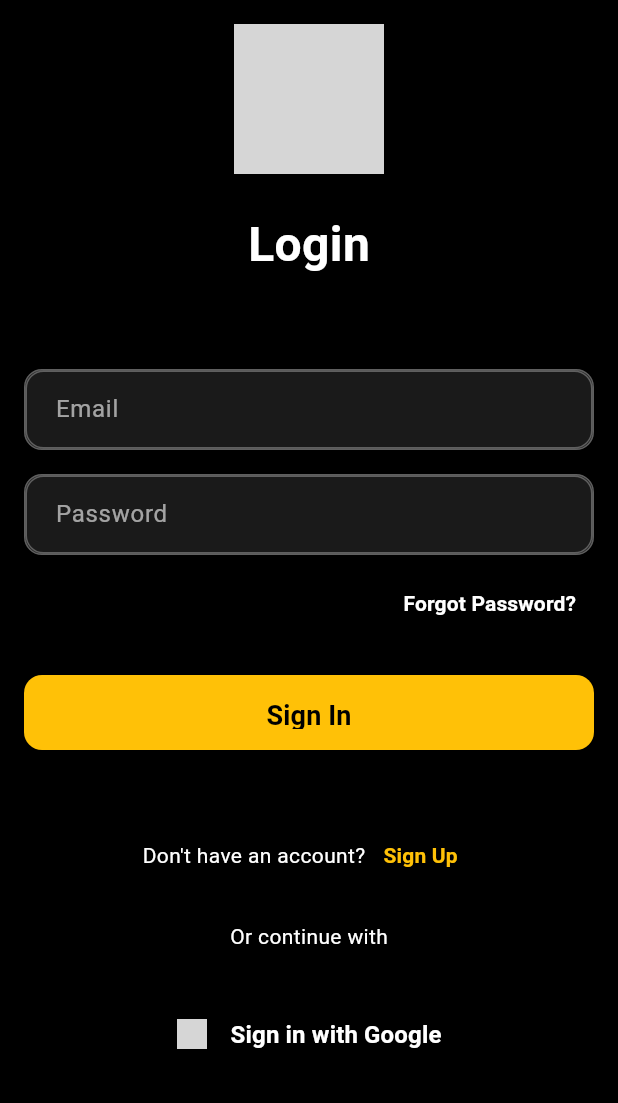
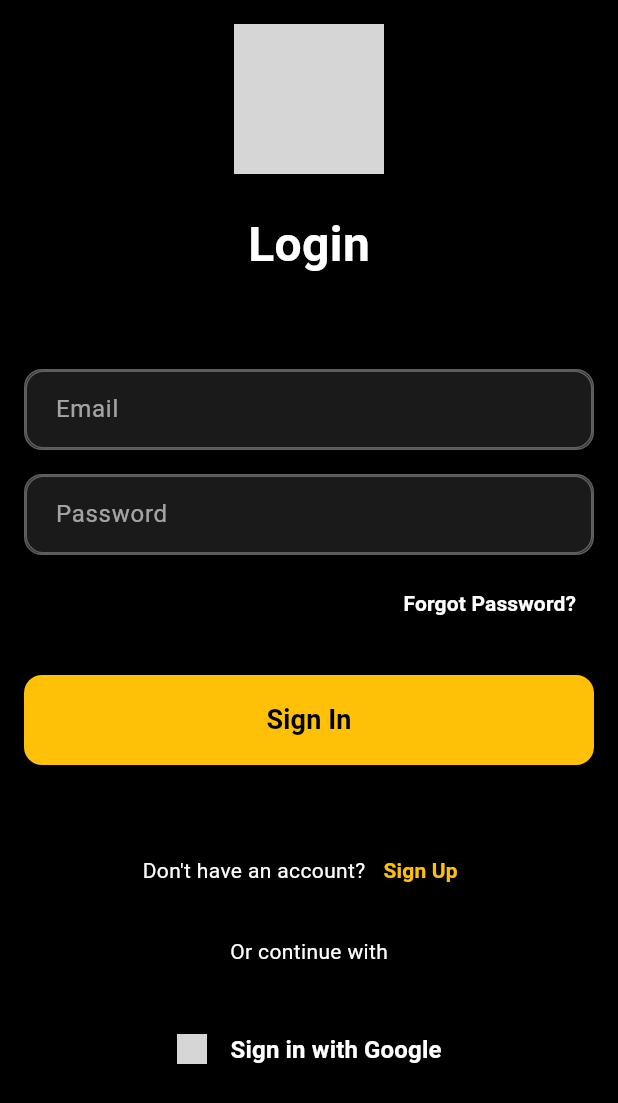
Before and after one commit to HarpreetSinghjhiwant/music_level, a Flutter app: the screen it shows after launch, on a phone screen of 412 x 824 dp. Shown: the top 1103 px of the screen. Run offline on Flutter 3.47's test engine with Material 3 defaults, Android fonts, the phone set to English and light mode, and no system bars; our stand-ins replace appwrite, audioplayers, flutter_dotenv, google_fonts, google_generative_ai, loading_animation_widget; missing offline and left inert: control_style; network calls fail; grey boxes are pictures that could not be loaded.

Commit message:
updated email_password_widget

```diff
--- a/lib/components/auth_parts/email_password_widget.dart
+++ b/lib/components/auth_parts/email_password_widget.dart
@@ -91,7 +91,7 @@ class EmailPasswordWidgetState extends State<EmailPasswordWidget> {
             Padding(
               padding: const EdgeInsets.symmetric(vertical: 16.0),
               child: SizedBox(
-                height: 50,
+                height: 60,
                 width: double.infinity, // Make the button full-width
                 child: ElevatedButton(
                   // Inside the ElevatedButton's onPressed callback
@@ -152,10 +152,7 @@ class EmailPasswordWidgetState extends State<EmailPasswordWidget> {
                     shadowColor: Colors.black.withOpacity(0.3),
                     elevation: 8,
                   ),
-                  child:isLoading? Padding(
-                    padding: const EdgeInsets.all(8.0),
-                    child: Center(child: CircularProgressIndicator(color: Colors.white)),
-                  )
+                  child:isLoading? Center(child: CircularProgressIndicator(color: Colors.white,strokeWidth: 3.0,))
                   : Text(
                     widget.isSignUp
                         ? 'Sign Up'
```
